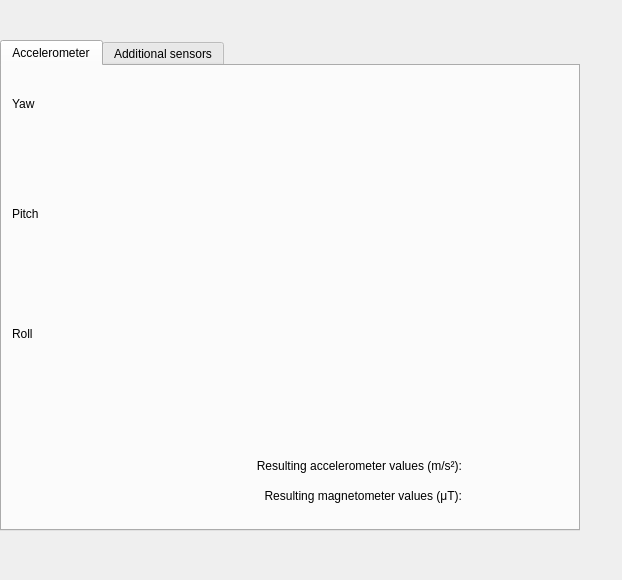
aosp-mirror/platform_external_qemu, file android/skin/qt/extended-pages/virtual-sensors-page.ui: the form before one commit.
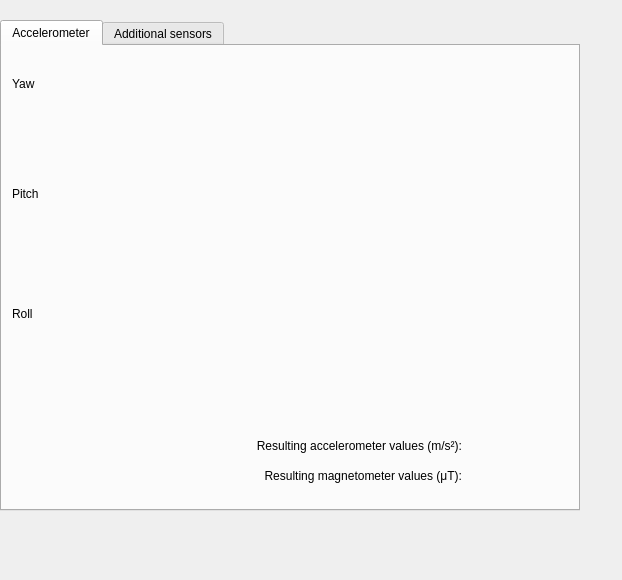
The form after the commit. Custom widgets are drawn as their Qt base class.

Diff of the .ui file:
```diff
--- a/android/skin/qt/extended-pages/virtual-sensors-page.ui
+++ b/android/skin/qt/extended-pages/virtual-sensors-page.ui
@@ -17,7 +17,7 @@
    <property name="geometry">
     <rect>
      <x>0</x>
-     <y>40</y>
+     <y>20</y>
      <width>580</width>
      <height>491</height>
     </rect>
```
